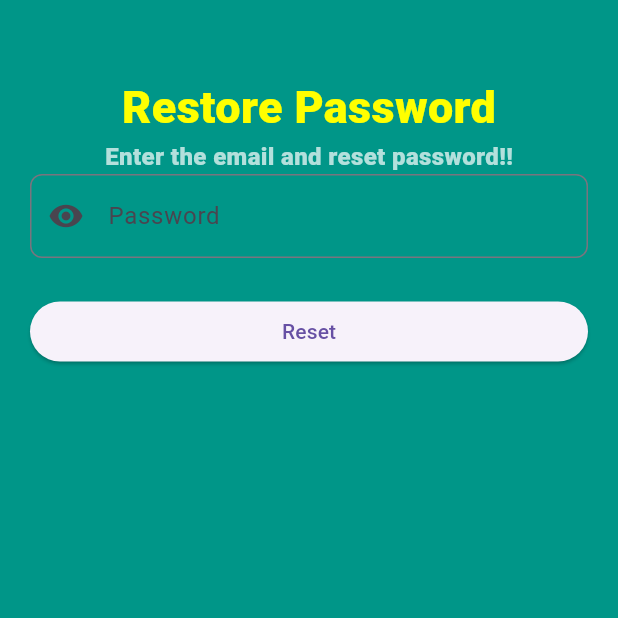
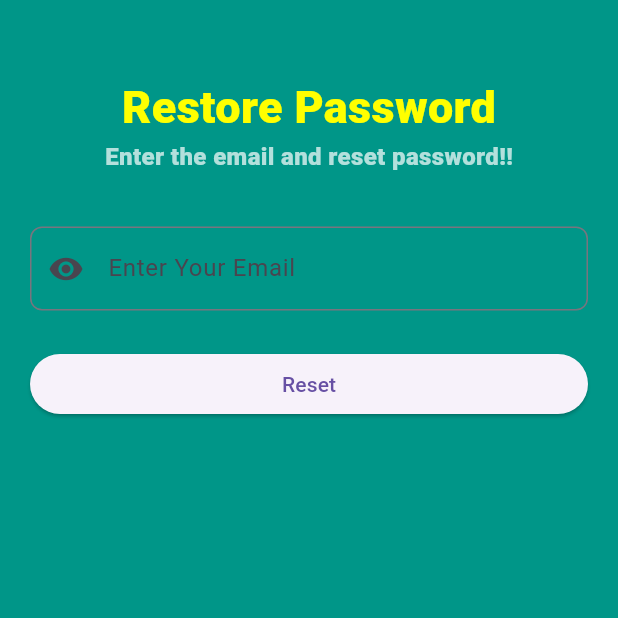
Before and after one commit to alazad214/firebase-auth, a Flutter app: the Reset_Pass screen opened directly, on a phone screen of 412 x 824 dp, the top half of it. Run offline on Flutter 3.47's test engine with Material 3 defaults, Android fonts, the phone set to English and light mode, and no system bars; our stand-ins replace firebase_auth, firebase_core, lottie; missing offline and left inert: dart:js; accounts and stored records are empty.

Commit message:
second commit

```diff
--- a/lib/auth/reset.dart
+++ b/lib/auth/reset.dart
@@ -1,3 +1,5 @@
+import 'package:firebase_auth/firebase_auth.dart';
+import 'package:firebase_core/firebase_core.dart';
 import 'package:firebase_example/auth/signin.dart';
 import 'package:flutter/gestures.dart';
 import 'package:flutter/material.dart';
@@ -6,6 +8,10 @@ class Reset_Pass extends StatelessWidget {
   Reset_Pass({super.key});
   TextEditingController _emailcontroller = TextEditingController();
   TextEditingController _passwordcontroller = TextEditingController();
+
+  ResetPass(email, context) async {
+    await FirebaseAuth.instance.sendPasswordResetEmail(email: email);
+  }
 
   @override
   Widget build(BuildContext context) {
@@ -36,10 +42,13 @@ class Reset_Pass extends StatelessWidget {
                     color: Colors.white70),
               ),
             ),
+            const SizedBox(
+              height: 35,
+            ),
             TextFormField(
-              controller: _passwordcontroller,
+              controller: _emailcontroller,
               decoration: InputDecoration(
-                hintText: "Password",
+                hintText: "Enter Your Email",
                 prefixIcon: const Icon(Icons.remove_red_eye),
                 border: OutlineInputBorder(
                   borderSide: const BorderSide(
@@ -58,7 +67,11 @@ class Reset_Pass extends StatelessWidget {
             const SizedBox(
               height: 25,
             ),
-            ElevatedButton(onPressed: () {}, child: Text("Reset")),
+            ElevatedButton(
+                onPressed: () {
+                  ResetPass(_emailcontroller.text, context);
+                },
+                child: Text("Reset")),
             const SizedBox(
               height: 25,
             ),
--- a/lib/pages/homepage.dart
+++ b/lib/pages/homepage.dart
@@ -5,6 +5,10 @@ class HomePage extends StatelessWidget {
 
   @override
   Widget build(BuildContext context) {
-    return Scaffold();
+    return Scaffold(
+      body: Center(
+        child:Text("HomePage"),
+      ),
+    );
   }
 }
```
Also changed, not shown: lib/auth/signin.dart (+28 -1 lines), lib/auth/signup.dart (+32 -1 lines).
